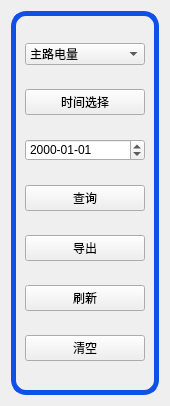
Old version of the form CabinetScreen/logs/logcom/logbtnbar.ui in the repository luozhiyong131/BusBar.
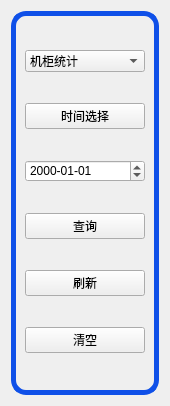
New version of the form.

What changed in the file:
```diff
--- a/CabinetScreen/logs/logcom/logbtnbar.ui
+++ b/CabinetScreen/logs/logcom/logbtnbar.ui
@@ -33,7 +33,7 @@
        <widget class="QComboBox" name="comboBox">
         <item>
          <property name="text">
-          <string>主路电量</string>
+          <string>机柜统计</string>
          </property>
         </item>
         <item>
@@ -69,13 +69,6 @@
         </property>
        </widget>
       </item>
-      <item>
-       <widget class="QPushButton" name="exportBtn">
-        <property name="text">
-         <string>导出</string>
-        </property>
-       </widget>
-      </item>
       <item>
        <widget class="QPushButton" name="refreshBtn">
         <property name="text">
```
Left out of the diff: 2 changed lines with no effect on the pictures.
